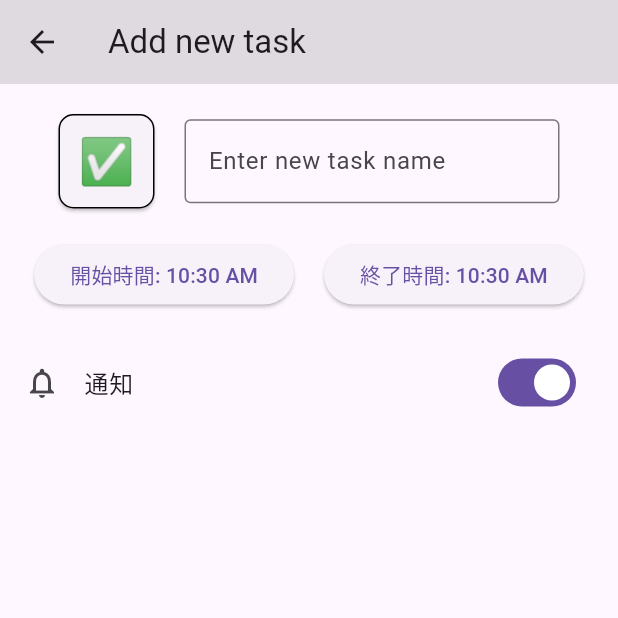
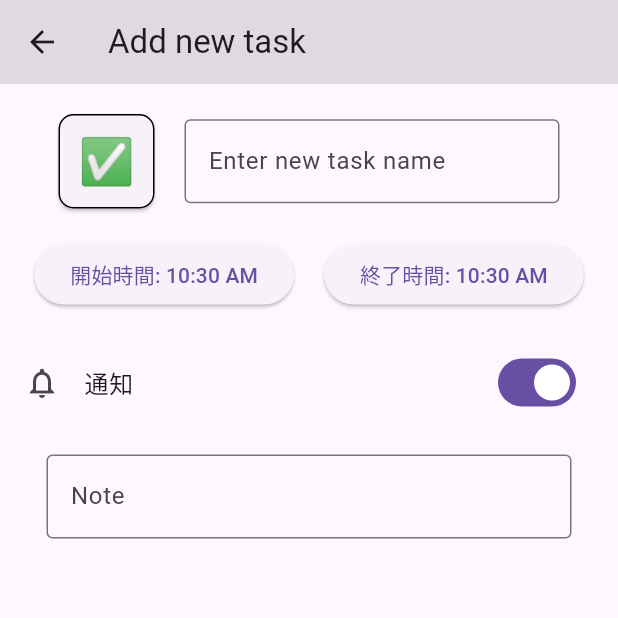
Before and after one commit to y-ma3/routine-app, a Flutter app: the InputForm screen opened directly, on a phone screen of 412 x 824 dp, the top half of it. Run offline on Flutter 3.47's test engine with Material 3 defaults, Android fonts, the phone set to English and light mode, and no system bars; missing offline and left inert: emoji_selector; generated files the repository leaves out were written again.

Commit message:
feat: メモ欄を追加

```diff
--- a/lib/view/input_form/input_form_view.dart
+++ b/lib/view/input_form/input_form_view.dart
@@ -15,6 +15,7 @@ class InputFormState extends State<InputForm> {
   TimeOfDay startTime = TimeOfDay.now();
   TimeOfDay endTime = TimeOfDay.now();
   bool _value = true;
+  final TextEditingController _controller = TextEditingController();
 
   @override
   Widget build(BuildContext context) {
@@ -30,6 +31,7 @@ class InputFormState extends State<InputForm> {
             Row(
               mainAxisAlignment: MainAxisAlignment.center,
               children: [
+                // 絵文字選択ボタン
                 ElevatedButton(
                     onPressed: () {
                       showModalBottomSheet(
@@ -65,6 +67,7 @@ class InputFormState extends State<InputForm> {
                 const Padding(
                   padding: EdgeInsets.all(10),
                 ),
+                // タスク名を入力するフィールド
                 const SizedBox(
                   width: 250,
                   child: MyTextField(),
@@ -150,6 +153,20 @@ class InputFormState extends State<InputForm> {
               value: _value,
               onChanged: (value) => setState(() => _value = value),
             ),
+            const Padding(
+              padding: EdgeInsets.all(10),
+            ),
+            SizedBox(
+              width: 350,
+              child: TextField(
+                controller: _controller,
+                decoration: const InputDecoration(
+                  labelText: 'Note',
+                  border: OutlineInputBorder(),
+                ),
+                maxLines: null,
+              ),
+            ),
           ],
         ),
       ),
```
